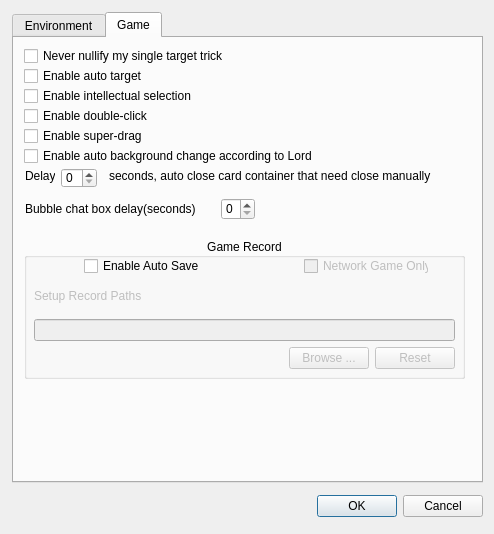
This is src/dialog/configdialog.ui in LGCaerwyn/QSanguosha-Para-tangjs520-LGCaerwyn as Qt 5 draws it before an edit. The edited form follows.
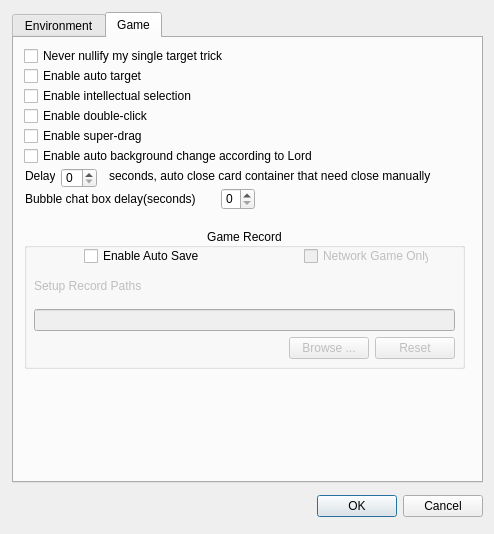
This is the edited form.

The edit to the form file:
```diff
--- a/src/dialog/configdialog.ui
+++ b/src/dialog/configdialog.ui
@@ -695,7 +695,7 @@
      <property name="geometry">
       <rect>
        <x>11</x>
-       <y>160</y>
+       <y>150</y>
        <width>230</width>
        <height>22</height>
       </rect>
@@ -755,7 +755,7 @@
      <property name="geometry">
       <rect>
        <x>10</x>
-       <y>200</y>
+       <y>190</y>
        <width>441</width>
        <height>141</height>
       </rect>
```
